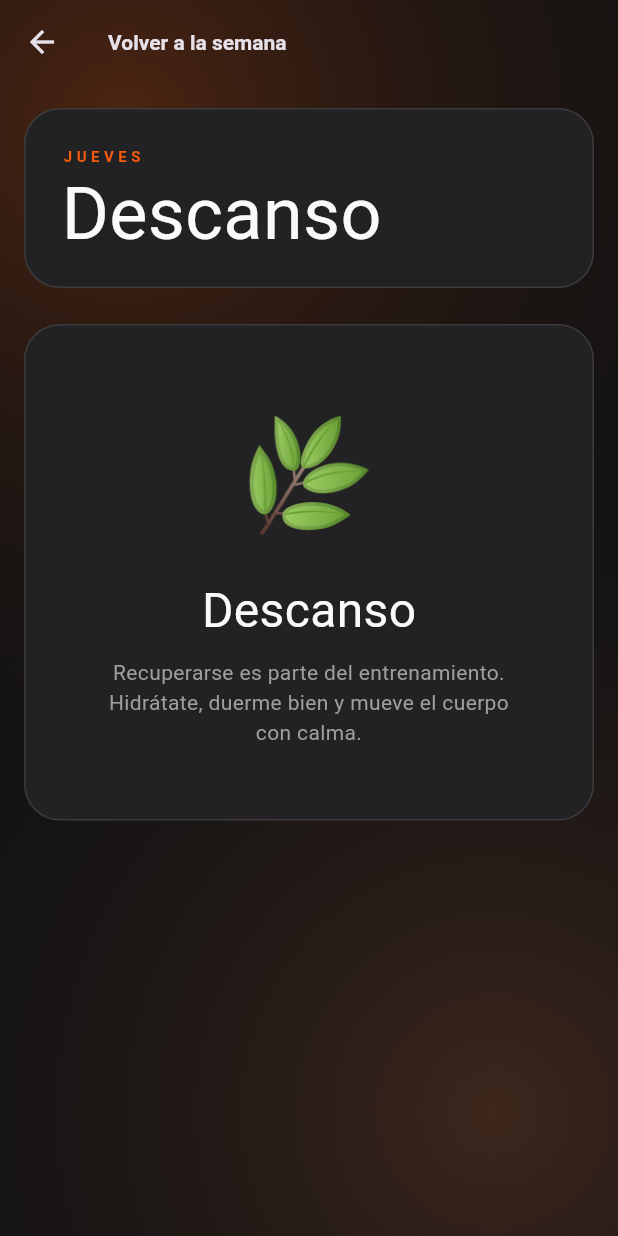
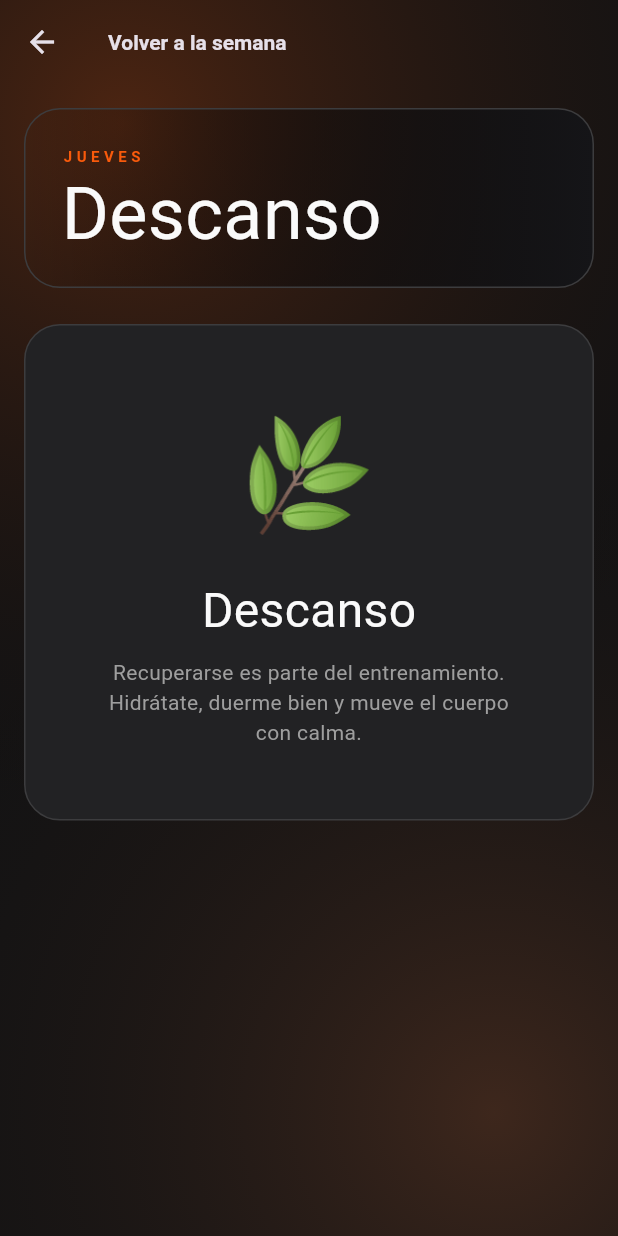
Before and after one commit to AbelSpecs/FitnessCocoMovil, a Flutter app: the StudentDailyRoutineScreen screen opened directly with empty values, on a phone screen of 412 x 824 dp. Run offline on Flutter 3.47's test engine with Material 3 defaults, Android fonts, the phone set to English and light mode, and no system bars; our stand-ins replace dio, flutter_dotenv, flutter_secure_storage, go_router, logger, toastification; accounts and stored records are empty; network calls fail; Roboto replaces fonts that are missing (Barlow, BebasNeue).

Commit message:
fix: color fix

```diff
--- a/lib/features/student_routines/presentation/screens/student_daily_routine_screen.dart
+++ b/lib/features/student_routines/presentation/screens/student_daily_routine_screen.dart
@@ -66,7 +66,8 @@ class _StudentDailyRoutineScreenState extends State<StudentDailyRoutineScreen> {
                       width: double.infinity,
                       padding: const EdgeInsets.all(24),
                       decoration: BoxDecoration(
-                        color: AppTheme.card,
+                        gradient: const LinearGradient(
+                            colors: [Colors.transparent, Color(0xFF151518)]),
                         borderRadius: BorderRadius.circular(24),
                         border: Border.all(color: AppTheme.border),
                       ),
```
